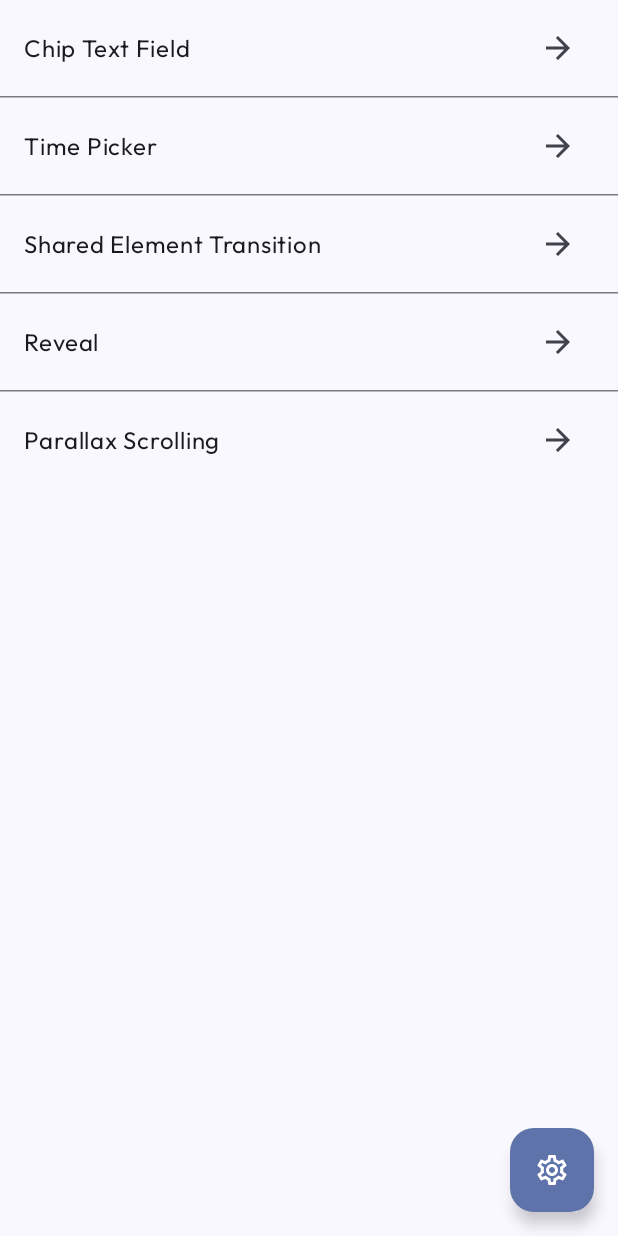
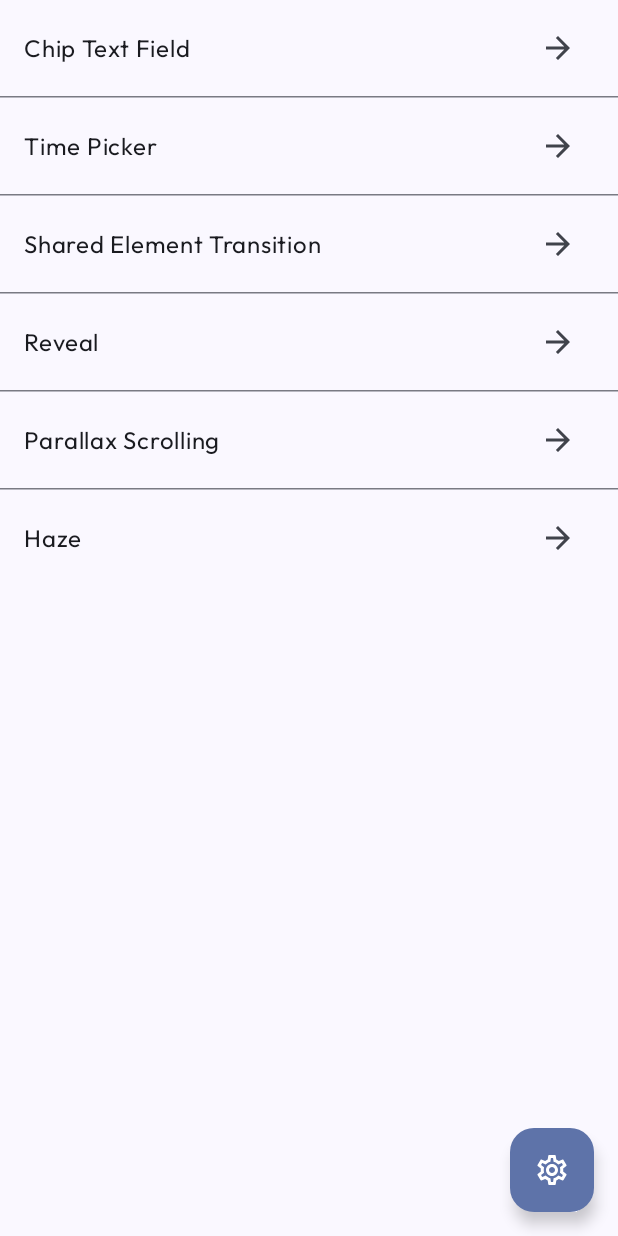
Before and after one commit to chrimaeon/compose-playground, an Android app built with Jetpack Compose: the screen it shows after launch (MainActivity), on a phone screen of 412 x 824 dp. Run offline under Robolectric (Android 15) with nearby library versions, the light colour scheme and no system bars; 1 statement that could not run was skipped.

Commit message:
add haze

```diff
--- a/app/build.gradle.kts
+++ b/app/build.gradle.kts
@@ -148,6 +148,8 @@ dependencies {
     implementation(libs.reveal.core)
     implementation(libs.reveal.shapes)
     implementation(libs.androidx.webkit)
+    implementation(libs.haze.haze)
+    implementation(libs.haze.materials)
 
     debugImplementation(libs.androidx.ui.tooling)
     debugImplementation(libs.androidx.ui.test.manifest)
--- a/app/src/main/java/com/cmgapps/android/compose/route/Routes.kt
+++ b/app/src/main/java/com/cmgapps/android/compose/route/Routes.kt
@@ -58,6 +58,10 @@ sealed class SubRoutes {
     @Parcelize
     @Serializable
     data object ParallaxScrolling : SubRoutes(), Parcelable
+
+    @Parcelize
+    @Serializable
+    data object Haze : SubRoutes(), Parcelable
 }
 
 sealed class SharedElementRoutes {
--- a/app/src/main/java/com/cmgapps/android/compose/screen/Dashboard.kt
+++ b/app/src/main/java/com/cmgapps/android/compose/screen/Dashboard.kt
@@ -170,6 +170,20 @@ fun Dashboard(
                                 },
                             )
                         }
+                        item {
+                            HorizontalDivider()
+                        }
+                        item {
+                            NavigationItem(
+                                title = stringResource(R.string.haze),
+                                onClick = {
+                                    scaffoldNavigator.navigateTo(
+                                        ListDetailPaneScaffoldRole.Detail,
+                                        SubRoutes.Haze,
+                                    )
+                                },
+                            )
+                        }
                     }
                 }
             }
@@ -228,6 +242,16 @@ fun Dashboard(
                                 )
                             },
                         )
+
+                    SubRoutes.Haze ->
+                        HazeScreen(
+                            backButton = {
+                                BackButton(
+                                    scaffoldNavigator = scaffoldNavigator,
+                                    backBehavior = backBehavior,
+                                )
+                            },
+                        )
                 }
             }
         },
--- a/app/src/main/res/values/strings.xml
+++ b/app/src/main/res/values/strings.xml
@@ -30,4 +30,5 @@
     <string name="step_one">Step One</string>
     <string name="step_two">Step Two</string>
     <string name="step_three">Step Three</string>
+    <string name="haze">Haze</string>
 </resources>
--- a/gradle/libs.versions.toml
+++ b/gradle/libs.versions.toml
@@ -5,10 +5,11 @@ minSdk = "26"
 
 agp = "8.6.0"
 kotlin = "2.0.20"
-navigation = "2.8.0-rc01"
+navigation = "2.8.0"
 reveal = "3.0.7"
 licenses = "4.8.0"
 ktlint-compose = "0.4.11"
+haze = "0.9.0-beta01"
 
 gradle = "8.10"
 
@@ -57,6 +58,9 @@ ktlint-compose = { module = "io.nlopez.compose.rules:ktlint", version.ref = "ktl
 reveal-core = { module = "com.svenjacobs.reveal:reveal-core", version.ref = "reveal" }
 reveal-shapes = { module = "com.svenjacobs.reveal:reveal-shapes", version.ref = "reveal" }
 
+haze-haze = { module = "dev.chrisbanes.haze:haze", version.ref = "haze" }
+haze-materials = { module = "dev.chrisbanes.haze:haze-materials", version.ref = "haze" }
+
 hamcrest = "org.hamcrest:hamcrest:3.0"
 
 [plugins]
```
Also changed, not shown: app/src/main/java/com/cmgapps/android/compose/screen/HazeScreen.kt (added, +114 -0 lines), 5 other files.
